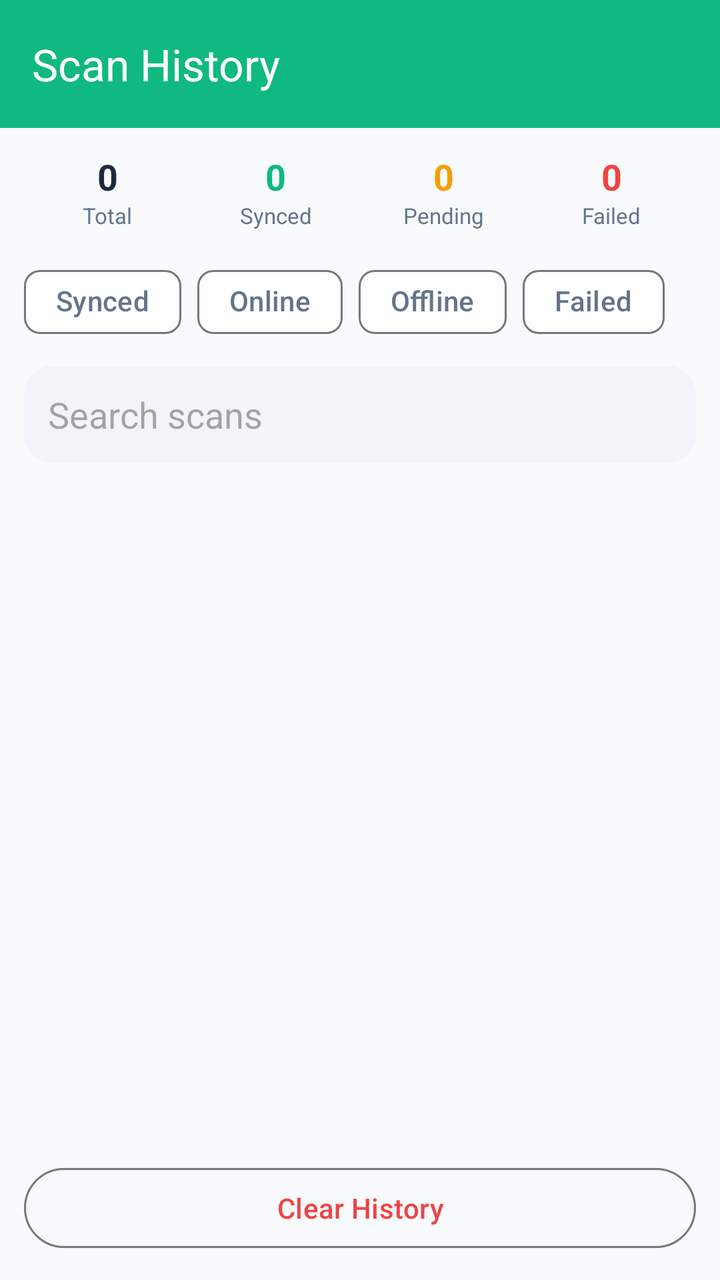
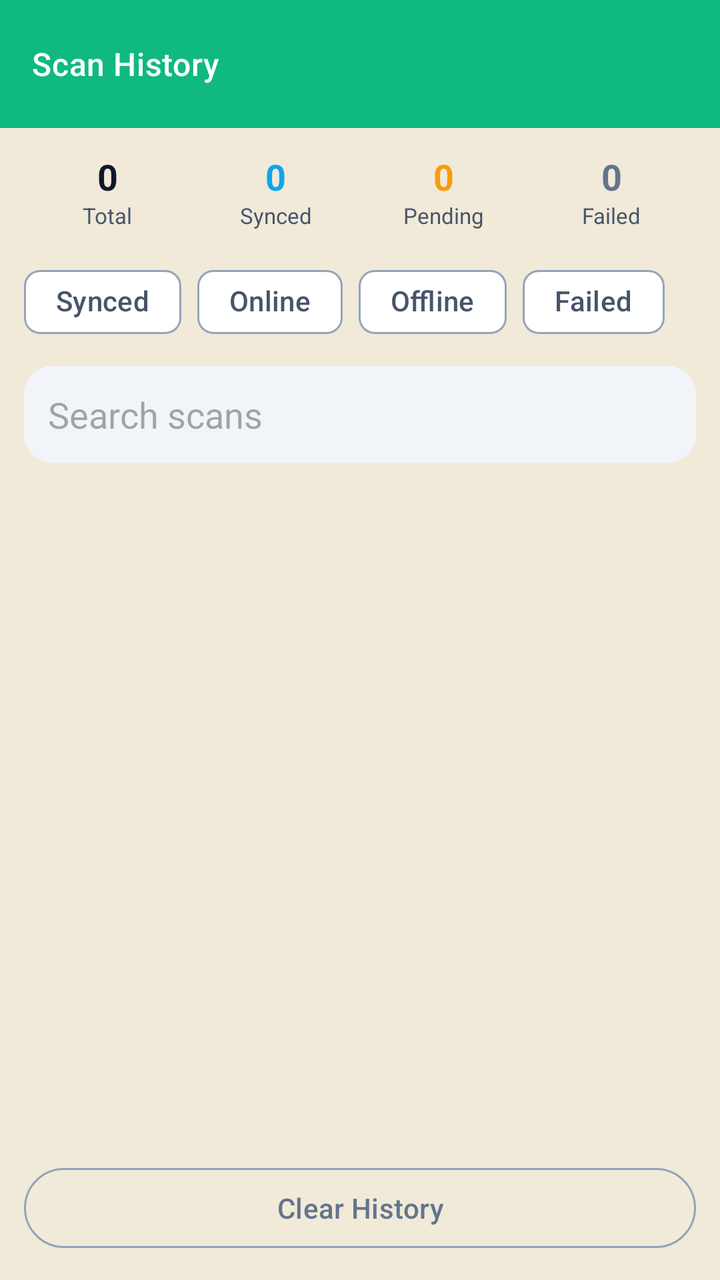

Two renders of the same Android screen: before a commit and after it. Below are the layout's source before the change and the commit's diff.
<!-- AndroidManifest.xml: application theme Theme.PackTracker -->
<!-- res/layout/activity_scan_history.xml -->
<?xml version="1.0" encoding="utf-8"?>
<LinearLayout xmlns:android="http://schemas.android.com/apk/res/android"
    xmlns:app="http://schemas.android.com/apk/res-auto"
    android:layout_width="match_parent"
    android:layout_height="match_parent"
    android:background="@color/background"
    android:orientation="vertical">

    <com.google.android.material.appbar.MaterialToolbar
        android:id="@+id/toolbar"
        android:layout_width="match_parent"
        android:layout_height="?attr/actionBarSize"
        android:background="@color/green_primary"
        app:title="Scan History"
        app:titleTextColor="@color/white" />

    
    <LinearLayout
        android:layout_width="match_parent"
        android:layout_height="wrap_content"
        android:orientation="horizontal"
        android:padding="12dp">

        <LinearLayout
            android:layout_width="0dp"
            android:layout_height="wrap_content"
            android:layout_weight="1"
            android:gravity="center"
            android:orientation="vertical">

            <TextView
                android:id="@+id/tvTotalScans"
                android:layout_width="wrap_content"
                android:layout_height="wrap_content"
                android:text="0"
                android:textColor="@color/on_surface"
                android:textSize="18sp"
                android:textStyle="bold" />

            <TextView
                android:layout_width="wrap_content"
                android:layout_height="wrap_content"
                android:text="Total"
                android:textColor="@color/on_surface_variant"
                android:textSize="11sp" />
        </LinearLayout>

        <LinearLayout
            android:layout_width="0dp"
            android:layout_height="wrap_content"
            android:layout_weight="1"
            android:gravity="center"
            android:orientation="vertical">

            <TextView
                android:id="@+id/tvSyncedCount"
                android:layout_width="wrap_content"
                android:layout_height="wrap_content"
                android:text="0"
                android:textColor="@color/status_received"
                android:textSize="18sp"
                android:textStyle="bold" />

            <TextView
                android:layout_width="wrap_content"
                android:layout_height="wrap_content"
                android:text="Synced"
                android:textColor="@color/on_surface_variant"
                android:textSize="11sp" />
        </LinearLayout>

        <LinearLayout
            android:layout_width="0dp"
            android:layout_height="wrap_content"
            android:layout_weight="1"
            android:gravity="center"
            android:orientation="vertical">

            <TextView
                android:id="@+id/tvPendingCount"
                android:layout_width="wrap_content"
                android:layout_height="wrap_content"
                android:text="0"
                android:textColor="@color/status_packing"
                android:textSize="18sp"
                android:textStyle="bold" />

            <TextView
                android:layout_width="wrap_content"
                android:layout_height="wrap_content"
                android:text="Pending"
                android:textColor="@color/on_surface_variant"
                android:textSize="11sp" />
        </LinearLayout>

        <LinearLayout
            android:layout_width="0dp"
            android:layout_height="wrap_content"
            android:layout_weight="1"
            android:gravity="center"
            android:orientation="vertical">

            <TextView
                android:id="@+id/tvFailedCount"
                android:layout_width="wrap_content"
                android:layout_height="wrap_content"
                android:text="0"
                android:textColor="@color/status_not_received"
                android:textSize="18sp"
                android:textStyle="bold" />

            <TextView
                android:layout_width="wrap_content"
                android:layout_height="wrap_content"
                android:text="Failed"
                android:textColor="@color/on_surface_variant"
                android:textSize="11sp" />
        </LinearLayout>
    </LinearLayout>

    
    <com.google.android.material.chip.ChipGroup
        android:id="@+id/chipGroupFilter"
        android:layout_width="match_parent"
        android:layout_height="wrap_content"
        android:paddingHorizontal="12dp"
        app:singleLine="true">

        <com.google.android.material.chip.Chip
            android:id="@+id/chipSynced"
            style="@style/Widget.Material3.Chip.Filter"
            android:layout_width="wrap_content"
            android:layout_height="wrap_content"
            android:text="Synced" />

        <com.google.android.material.chip.Chip
            android:id="@+id/chipSavedOnline"
            style="@style/Widget.Material3.Chip.Filter"
            android:layout_width="wrap_content"
            android:layout_height="wrap_content"
            android:text="Online" />

        <com.google.android.material.chip.Chip
            android:id="@+id/chipSavedOffline"
            style="@style/Widget.Material3.Chip.Filter"
            android:layout_width="wrap_content"
            android:layout_height="wrap_content"
            android:text="Offline" />

        <com.google.android.material.chip.Chip
            android:id="@+id/chipFailed"
            style="@style/Widget.Material3.Chip.Filter"
            android:layout_width="wrap_content"
            android:layout_height="wrap_content"
            android:text="Failed" />
    </com.google.android.material.chip.ChipGroup>

    <EditText
        android:id="@+id/etSearch"
        android:layout_width="match_parent"
        android:layout_height="wrap_content"
        android:layout_marginHorizontal="12dp"
        android:layout_marginTop="8dp"
        android:background="@drawable/bubble_input"
        android:hint="Search scans"
        android:inputType="text"
        android:maxLines="1"
        android:padding="12dp" />

    <androidx.recyclerview.widget.RecyclerView
        android:id="@+id/rvHistory"
        android:layout_width="match_parent"
        android:layout_height="0dp"
        android:layout_weight="1"
        android:clipToPadding="false"
        android:padding="8dp" />

    <TextView
        android:id="@+id/emptyState"
        android:layout_width="match_parent"
        android:layout_height="wrap_content"
        android:gravity="center"
        android:padding="32dp"
        android:text="No scans yet"
        android:textColor="@color/on_surface_variant"
        android:visibility="gone" />

    <com.google.android.material.button.MaterialButton
        android:id="@+id/btnClearHistory"
        style="@style/Widget.Material3.Button.OutlinedButton"
        android:layout_width="match_parent"
        android:layout_height="wrap_content"
        android:layout_margin="12dp"
        android:text="Clear History"
        android:textColor="@color/status_not_received" />
</LinearLayout>
<!-- resources referenced by this layout -->
<resources>
  <color name="background">#F8FAFC</color>
  <color name="green_primary">#10B981</color>
  <color name="on_surface">#1E293B</color>
  <color name="on_surface_variant">#64748B</color>
  <color name="status_not_received">#EF4444</color>
  <color name="status_packing">#F59E0B</color>
  <color name="status_received">#10B981</color>
  <color name="white">#FFFFFF</color>
  <!-- drawable bubble_input (drawable) -->
  <?xml version="1.0" encoding="utf-8"?>
  <shape xmlns:android="http://schemas.android.com/apk/res/android"
      android:shape="rectangle">
      <solid android:color="#F1F5F9"/>
      <corners android:radius="14dp"/>
  </shape>
  <style name="Theme.PackTracker" parent="Theme.Material3.Light.NoActionBar">
          <item name="colorPrimary">@color/primary</item>
          <item name="colorOnPrimary">@color/white</item>
          <item name="colorPrimaryContainer">@color/primary_light</item>
          <item name="colorSecondary">@color/secondary</item>
          <item name="colorOnSecondary">@color/white</item>
          <item name="colorSurface">@color/surface</item>
          <item name="colorOnSurface">@color/on_surface</item>
          <item name="android:colorBackground">@color/background</item>
          <item name="colorSurfaceVariant">@color/grey_light</item>
          <item name="colorOnSurfaceVariant">@color/on_surface_variant</item>
          <item name="android:statusBarColor">@color/green_primary</item>
      </style>
  <color name="primary">#2563EB</color>
  <color name="primary_light">#EFF6FF</color>
  <color name="secondary">#10B981</color>
  <color name="surface">#FFFFFF</color>
  <color name="grey_light">#F1F5F9</color>
</resources>

<!-- the commit's change to res/layout/activity_scan_history.xml (unified diff, before → after) -->
@@ -34,7 +34,7 @@
                 android:layout_height="wrap_content"
                 android:text="0"
                 android:textColor="@color/on_surface"
-                android:textSize="18sp"
+                android:textSize="@dimen/text_subtitle"
                 android:textStyle="bold" />
 
             <TextView
@@ -42,7 +42,7 @@
                 android:layout_height="wrap_content"
                 android:text="Total"
                 android:textColor="@color/on_surface_variant"
-                android:textSize="11sp" />
+                android:textSize="@dimen/text_micro" />
         </LinearLayout>
 
         <LinearLayout
@@ -58,7 +58,7 @@
                 android:layout_height="wrap_content"
                 android:text="0"
                 android:textColor="@color/status_received"
-                android:textSize="18sp"
+                android:textSize="@dimen/text_subtitle"
                 android:textStyle="bold" />
 
             <TextView
@@ -66,7 +66,7 @@
                 android:layout_height="wrap_content"
                 android:text="Synced"
                 android:textColor="@color/on_surface_variant"
-                android:textSize="11sp" />
+                android:textSize="@dimen/text_micro" />
         </LinearLayout>
 
         <LinearLayout
@@ -82,7 +82,7 @@
                 android:layout_height="wrap_content"
                 android:text="0"
                 android:textColor="@color/status_packing"
-                android:textSize="18sp"
+                android:textSize="@dimen/text_subtitle"
                 android:textStyle="bold" />
 
             <TextView
@@ -90,7 +90,7 @@
                 android:layout_height="wrap_content"
                 android:text="Pending"
                 android:textColor="@color/on_surface_variant"
-                android:textSize="11sp" />
+                android:textSize="@dimen/text_micro" />
         </LinearLayout>
 
         <LinearLayout
@@ -106,7 +106,7 @@
                 android:layout_height="wrap_content"
                 android:text="0"
                 android:textColor="@color/status_not_received"
-                android:textSize="18sp"
+                android:textSize="@dimen/text_subtitle"
                 android:textStyle="bold" />
 
             <TextView
@@ -114,7 +114,7 @@
                 android:layout_height="wrap_content"
                 android:text="Failed"
                 android:textColor="@color/on_surface_variant"
-                android:textSize="11sp" />
+                android:textSize="@dimen/text_micro" />
         </LinearLayout>
     </LinearLayout>
 
<!-- resource entries referenced after the edit -->
@@ -1,37 +1,162 @@
 <!-- resources referenced by this layout -->
 <resources>
-  <color name="background">#F8FAFC</color>
-  <color name="green_primary">#10B981</color>
-  <color name="on_surface">#1E293B</color>
-  <color name="on_surface_variant">#64748B</color>
-  <color name="status_not_received">#EF4444</color>
-  <color name="status_packing">#F59E0B</color>
-  <color name="status_received">#10B981</color>
-  <color name="white">#FFFFFF</color>
+  <color name="background">@color/kraft</color>
+  <color name="green_primary">@color/emerald_500</color>
+  <color name="on_surface">@color/slate_900</color>
+  <color name="on_surface_variant">@color/slate_600</color>
+  <color name="status_not_received">#FF64748B</color>
+  <color name="status_packing">#FFF59E0B</color>
+  <color name="status_received">#FF0EA5E9</color>
+  <color name="white">#FFFFFFFF</color>
+  <dimen name="text_micro">11sp</dimen>
+  <dimen name="text_subtitle">18sp</dimen>
   <!-- drawable bubble_input (drawable) -->
   <?xml version="1.0" encoding="utf-8"?>
   <shape xmlns:android="http://schemas.android.com/apk/res/android"
       android:shape="rectangle">
-      <solid android:color="#F1F5F9"/>
+      <solid android:color="@color/surface_container"/>
       <corners android:radius="14dp"/>
   </shape>
-  <style name="Theme.PackTracker" parent="Theme.Material3.Light.NoActionBar">
+  <style name="Theme.PackTracker" parent="Theme.Material3.DayNight.NoActionBar">
+          
           <item name="colorPrimary">@color/primary</item>
-          <item name="colorOnPrimary">@color/white</item>
-          <item name="colorPrimaryContainer">@color/primary_light</item>
+          <item name="colorOnPrimary">@color/on_primary</item>
+          <item name="colorPrimaryContainer">@color/primary_container</item>
+          <item name="colorOnPrimaryContainer">@color/on_primary_container</item>
           <item name="colorSecondary">@color/secondary</item>
-          <item name="colorOnSecondary">@color/white</item>
+          <item name="colorOnSecondary">@color/on_secondary</item>
+          <item name="colorSecondaryContainer">@color/secondary_container</item>
+          <item name="colorOnSecondaryContainer">@color/on_secondary_container</item>
+          <item name="colorTertiary">@color/tertiary</item>
+          <item name="colorOnTertiary">@color/on_tertiary</item>
+          <item name="colorTertiaryContainer">@color/tertiary_container</item>
+          <item name="colorOnTertiaryContainer">@color/on_tertiary_container</item>
+  
+          
+          <item name="android:colorBackground">@color/background</item>
+          <item name="colorOnBackground">@color/on_background</item>
           <item name="colorSurface">@color/surface</item>
           <item name="colorOnSurface">@color/on_surface</item>
-          <item name="android:colorBackground">@color/background</item>
-          <item name="colorSurfaceVariant">@color/grey_light</item>
+          <item name="colorSurfaceVariant">@color/surface_variant</item>
           <item name="colorOnSurfaceVariant">@color/on_surface_variant</item>
-          <item name="android:statusBarColor">@color/green_primary</item>
+          <item name="colorSurfaceContainerLowest">@color/surface_container_lowest</item>
+          <item name="colorSurfaceContainerLow">@color/surface_container_low</item>
+          <item name="colorSurfaceContainer">@color/surface_container</item>
+          <item name="colorSurfaceContainerHigh">@color/surface_container_high</item>
+          <item name="colorSurfaceContainerHighest">@color/surface_container_highest</item>
+          <item name="colorSurfaceBright">@color/surface_bright</item>
+          <item name="colorSurfaceDim">@color/surface_dim</item>
+          <item name="colorOutline">@color/outline</item>
+          <item name="colorOutlineVariant">@color/outline_variant</item>
+          <item name="android:colorControlHighlight">@color/outline_variant</item>
+  
+          
+          <item name="colorError">@color/error</item>
+          <item name="colorOnError">@color/on_error</item>
+          <item name="colorErrorContainer">@color/error_container</item>
+          <item name="colorOnErrorContainer">@color/on_error_container</item>
+          <item name="colorControlNormal">@color/on_surface_variant</item>
+          <item name="android:windowLightStatusBar">@bool/light_status_bar</item>
+          <item name="android:statusBarColor">@color/surface</item>
+          <item name="android:navigationBarColor">@color/surface</item>
+          <item name="android:windowBackground">@drawable/bg_kraft_canvas</item>
+  
+          
+          <item name="materialCardViewStyle">@style/Widget.PackTracker.Card</item>
+          <item name="bottomSheetStyle">@style/Widget.PackTracker.BottomSheet</item>
+          <item name="toolbarStyle">@style/Widget.PackTracker.Toolbar</item>
+          <item name="bottomNavigationStyle">@style/Widget.PackTracker.BottomNavigation</item>
       </style>
-  <color name="primary">#2563EB</color>
-  <color name="primary_light">#EFF6FF</color>
-  <color name="secondary">#10B981</color>
-  <color name="surface">#FFFFFF</color>
-  <color name="grey_light">#F1F5F9</color>
+  <color name="kraft">#FFF1EAD9</color>
+  <color name="emerald_500">#FF10B981</color>
+  <color name="slate_900">#FF0F172A</color>
+  <color name="slate_600">#FF475569</color>
+  <color name="surface_container">@color/slate_100</color>
+  <color name="primary">@color/emerald_700</color>
+  <color name="on_primary">#FFFFFFFF</color>
+  <color name="primary_container">@color/emerald_100</color>
+  <color name="on_primary_container">@color/emerald_900</color>
+  <color name="secondary">@color/gold_500</color>
+  <color name="on_secondary">@color/slate_900</color>
+  <color name="secondary_container">@color/gold_100</color>
+  <color name="on_secondary_container">@color/gold_700</color>
+  <color name="tertiary">@color/emerald_500</color>
+  <color name="on_tertiary">#FFFFFFFF</color>
+  <color name="tertiary_container">@color/emerald_50</color>
+  <color name="on_tertiary_container">@color/emerald_800</color>
+  <color name="on_background">@color/slate_900</color>
+  <color name="surface">#FFFFFFFF</color>
+  <color name="surface_variant">@color/slate_100</color>
+  <color name="surface_container_lowest">#FFFFFFFF</color>
+  <color name="surface_container_low">@color/slate_50</color>
+  <color name="surface_container_high">#FFE9EEF4</color>
+  <color name="surface_container_highest">#FFDDE5EC</color>
+  <color name="surface_bright">#FFFFFFFF</color>
+  <color name="surface_dim">@color/slate_200</color>
+  <color name="outline">@color/slate_400</color>
+  <color name="outline_variant">@color/slate_200</color>
+  <color name="error">#FFDC2626</color>
+  <color name="on_error">#FFFFFFFF</color>
+  <color name="error_container">#FFFEE2E2</color>
+  <color name="on_error_container">#FF7F1D1D</color>
+  <!-- drawable bg_kraft_canvas (drawable) -->
+  <?xml version="1.0" encoding="utf-8"?>
+  <bitmap xmlns:android="http://schemas.android.com/apk/res/android"
+      android:src="@drawable/bg_kraft_tile"
+      android:tileModeX="repeat"
+      android:tileModeY="repeat" />
+  <style name="Widget.PackTracker.Card" parent="Widget.Material3.CardView.Filled">
+          <item name="cardBackgroundColor">@color/surface</item>
+          <item name="strokeColor">@color/card_stroke</item>
+          <item name="strokeWidth">1dp</item>
+          <item name="cardCornerRadius">@dimen/radius_card</item>
+          <item name="cardElevation">@dimen/elevation_card</item>
+      </style>
+  <style name="Widget.PackTracker.BottomSheet" parent="Widget.Material3.BottomSheet.Modal">
+          <item name="backgroundTint">@color/surface</item>
+          <item name="shapeAppearanceOverlay">@style/ShapeAppearance.PackTracker.BottomSheet</item>
+      </style>
+  <style name="Widget.PackTracker.Toolbar" parent="Widget.Material3.Toolbar">
+          <item name="android:background">@color/surface</item>
+          <item name="titleTextAppearance">@style/TextAppearance.PackTracker.ToolbarTitle</item>
+          <item name="titleTextColor">@color/on_surface</item>
+          <item name="subtitleTextColor">@color/on_surface_variant</item>
+          <item name="navigationIconTint">@color/on_surface</item>
+      </style>
+  <style name="Widget.PackTracker.BottomNavigation" parent="Widget.Material3.BottomNavigationView">
+          <item name="android:background">@color/surface</item>
+          <item name="itemIconTint">@color/bottom_nav_color</item>
+          <item name="itemTextColor">@color/bottom_nav_color</item>
+          <item name="labelVisibilityMode">labeled</item>
+      </style>
+  <color name="slate_100">#FFF1F5F9</color>
+  <color name="emerald_700">#FF047857</color>
+  <color name="emerald_100">#FFD1FAE5</color>
+  <color name="emerald_900">#FF064E3B</color>
+  <color name="gold_500">#FFD4AF37</color>
+  <color name="gold_100">#FFFEF3C7</color>
+  <color name="gold_700">#FF856404</color>
+  <color name="emerald_50">#FFECFDF5</color>
+  <color name="emerald_800">#FF065F46</color>
+  <color name="slate_50">#FFF8FAFC</color>
+  <color name="slate_200">#FFE2E8F0</color>
+  <color name="slate_400">#FF94A3B8</color>
+  <!-- drawable bg_kraft_tile: png bitmap (drawable-nodpi, 130 bytes) -->
+  <color name="card_stroke">@color/slate_200</color>
+  <dimen name="radius_card">16dp</dimen>
+  <dimen name="elevation_card">0dp</dimen>
+  <style name="ShapeAppearance.PackTracker.BottomSheet" parent="">
+          <item name="cornerFamily">rounded</item>
+          <item name="cornerSizeTopLeft">24dp</item>
+          <item name="cornerSizeTopRight">24dp</item>
+          <item name="cornerSizeBottomLeft">0dp</item>
+          <item name="cornerSizeBottomRight">0dp</item>
+      </style>
+  <style name="TextAppearance.PackTracker.ToolbarTitle" parent="TextAppearance.MaterialComponents.Headline6">
+          <item name="android:fontFamily">@font/archivo_black</item>
+          <item name="android:textColor">@color/on_background</item>
+          <item name="android:textSize">@dimen/text_title</item>
+      </style>
+  <dimen name="text_title">16sp</dimen>
 </resources>
 
